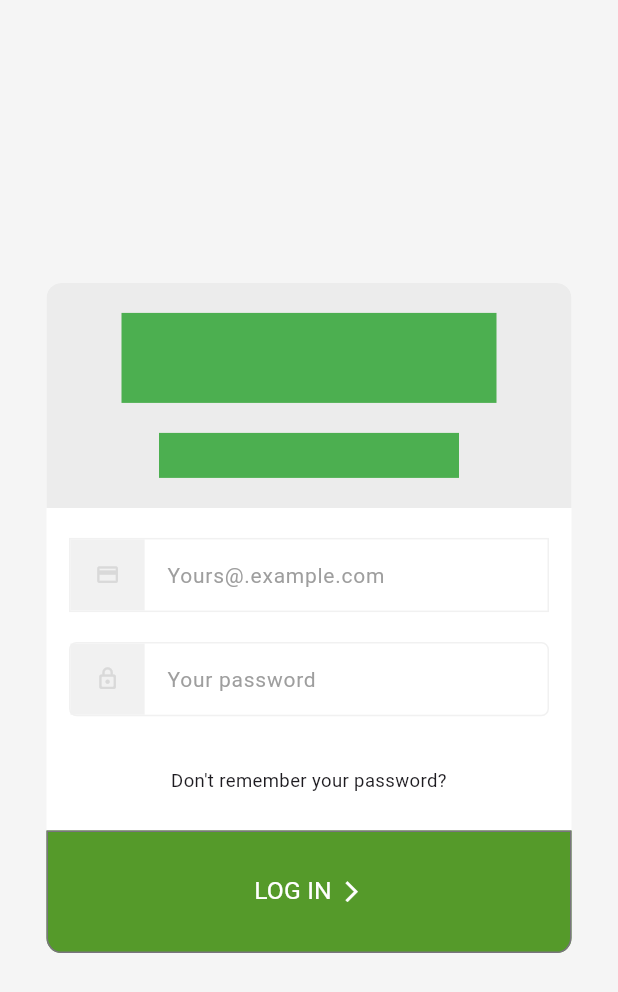
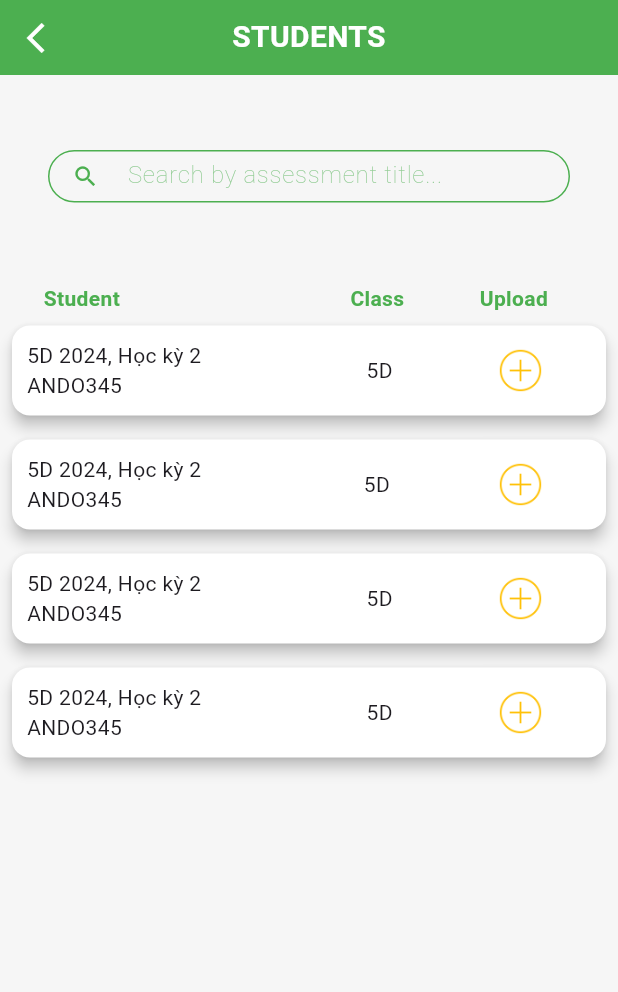
Before and after one commit to tlamabc/prototype_flutter_job, a Flutter app: the screen it shows after launch, on a phone screen of 412 x 824 dp. Shown: the top 992 px of the screen. Run offline on Flutter 3.47's test engine with Material 3 defaults, Android fonts, the phone set to English and light mode, and no system bars.

Commit message:
student dao dien

```diff
--- a/lib/features/assessment_page.dart
+++ b/lib/features/assessment_page.dart
@@ -80,6 +80,10 @@ class _AssessmentsState extends State<Assessments> {
                       ),
                       child: TextField(
                         decoration: InputDecoration(
+                          hintStyle: TextStyle(
+                            color: Colors.green, // Màu xanh lá
+                            fontSize: 14.0, // Kích thước chữ nhỏ
+                          ),
                           isDense: true,
                           hintText: "Search by assessment title...",
                           border: InputBorder.none,
@@ -152,6 +156,7 @@ class _AssessmentsState extends State<Assessments> {
   }
   Widget _assessmentCard(Assessment assessment) {
     return Card(
+      elevation: 4,
       color: Colors.white,
       margin: const EdgeInsets.all(8.0),
       child: Padding(
--- /dev/null
+++ b/lib/features/students/students_page.dart
@@ -0,0 +1,243 @@
+import 'package:flutter/cupertino.dart';
+import 'package:flutter/material.dart';
+import 'package:flutter/widgets.dart';
+import 'package:intl/intl.dart'; // Để định dạng ngày tháng
+
+class Students {
+  const Students({
+    required this.title,
+    required this.className,
+    required this.date,
+    required this.ando,
+
+  });
+  final String ando;
+  final String title;
+  final String className;
+  final DateTime date;
+}
+
+class students extends StatefulWidget {
+  const students({Key? key}) : super(key: key);
+
+  @override
+  State<students> createState() => _StudentsState();
+}
+
+class _StudentsState extends State<students> {
+  List<Students>  _students = [
+    Students(title: "5D 2024, Học kỳ 2", className: "5D", date: DateTime(2024, 5, 2), ando: "ANDO345"),
+    Students(title: "5D 2024, Học kỳ 2", className: "5D ", date: DateTime(2024, 5, 2),ando: "ANDO345"),
+    Students(title: "5D 2024, Học kỳ 2", className: "5D", date: DateTime(2024, 5, 2),ando: "ANDO345"),
+    Students(title: "5D 2024, Học kỳ 2", className: "5D", date: DateTime(2024, 5, 2),ando: "ANDO345"),
+    // ... thêm các dữ liệu khác nếu cần
+  ];
+
+  String _searchText = ""; // Để tìm kiếm chức năng
+
+  @override
+  Widget build(BuildContext context) {
+    // Lấy kích thước của màn hình
+    Size screenSize = MediaQuery.of(context).size;
+
+    // Kiểm tra nếu là máy tính (web)
+    bool isWeb = screenSize.width > 600;
+
+    // Thiết lập kích thước cho widget dựa trên điều kiện
+    double widgetWidth = isWeb ? 400 : screenSize.width;
+
+    return Scaffold(
+      body:Center(
+        child: Container(
+          height: screenSize.height,
+          width: widgetWidth,
+          color: Color(0xFFF6F6F6),
+          child: SingleChildScrollView(
+            child: Column(
+              children: [
+                Container(
+                  color: Colors.green,
+                  margin: EdgeInsets.only(bottom: 50),
+                  height: 50,
+                  width: widgetWidth,
+                    child: Stack  (
+                      children: [
+                        Align(
+                          alignment: Alignment.centerLeft,
+                          child: IconButton(
+                            icon: Icon(Icons.arrow_back_ios_outlined),
+                            color: Colors.white,
+                            onPressed: () {
+                            Navigator.pop(context);
+                            },
+                          ),
+                        ),
+                        Align(
+                          alignment: Alignment.center,
+                          child: Text(
+                            "STUDENTS",
+                            textAlign: TextAlign.center,
+                            style: TextStyle(
+                              color: Colors.white,
+                              fontSize: 20.0,
+                              fontWeight: FontWeight.bold,
+                            ),
+                          ),
+                        ),
+                      ],
+                    ),
+                  ),
+                Padding(
+                  padding: const EdgeInsets.symmetric(horizontal: 32),
+                  child: Container(
+                    alignment: Alignment.centerLeft,
+                    margin: EdgeInsets.only(bottom: 30),
+                    height: 35,
+                    decoration: BoxDecoration(
+                      borderRadius: BorderRadius.circular(20),
+                      border: Border.all(color: Colors.green),
+                    ),
+                    child: TextField(
+                      decoration: InputDecoration(
+                        hintStyle: TextStyle(
+                          color: Colors.green.withOpacity(0.6),
+                          fontWeight: FontWeight.w100,// Kích thước chữ nhỏ
+                        ),
+                        isDense: true,
+                        hintText: "Search by assessment title...",
+                        border: InputBorder.none,
+                        prefixIcon: Icon(Icons.search, color: Colors.green),
+                      ),
+                      onChanged: (text) {
+                        setState(() {
+                          _searchText = text.toLowerCase(); // Tìm kiếm không phân biệt chữ hoa chữ thường
+                        });
+                      },
+                    ),
+                  ),
+                ),
+
+
+                Padding(
+                  padding: const EdgeInsets.only(left: 24, right: 24,top: 24,bottom: 0),
+                  child: Row(
+                    mainAxisAlignment: MainAxisAlignment.spaceBetween,
+                    children: [
+                      Expanded (
+                        flex: 2,
+                        child: Container(
+                          margin: EdgeInsets.only(left: 5),
+                          child: Text(
+                            'Student',
+                            style: TextStyle(
+                              color: Colors.green,
+                              fontWeight: FontWeight.bold,
+                            ),
+                          ),
+                        ),
+                      ),
+                      Expanded(
+                        child: Container(
+                          alignment: Alignment.center,
+                          child: Text(
+                            'Class',
+                            style: TextStyle(
+                              color: Colors.green,
+                              fontWeight: FontWeight.bold,
+                            ),
+                          ),
+                        ),
+                      ),
+                      Expanded(
+                        child: Container(
+                          alignment: Alignment.center,
+                          child: Text(
+                            'Upload',
+                            style: TextStyle(
+                              color: Colors.green,
+                              fontWeight: FontWeight.bold,
+                            ),
+                          ),
+                        ),
+                      ),
+                    ],
+                  ),
+                ),
+                // Các thẻ đánh giá hiện có của bạn
+                for (final students in _students)
+                  _studentsCard(students),
+              ],
+            ),
+          ),
+        ),
+      ),
+    );
+  }
+  Widget _studentsCard(Students students) {
+    return Card(
+      elevation: 4,
+      color: Colors.white,
+      margin: const EdgeInsets.all(8.0),
+      child: Padding(
+        padding: const EdgeInsets.all(10),
+        child: Row(
+          children: [
+            Expanded(
+              flex: 2,
+              child: Container(
+                  alignment: Alignment.centerLeft,
+                  child: Column(
+                    crossAxisAlignment: CrossAxisAlignment.start,
+                    children: [
+                      Text(students.title),
+                      Text(students.ando),
+                    ],
+                  )),
+            ),
+            Expanded(
+              flex: 1,
+              child: Container(
+                  alignment: Alignment.center,
+                  child: Text(students.className)),
+            ),
+            Expanded(
+              flex: 1,
+              child: Stack(
+                children: [
+                  ///nếu có dữ liệu véion thì hiện 2 container này lên
+                  // Container(
+                  //   height: 45,
+                  //     alignment: Alignment.center,
+                  //     child: Text(
+                  ///số vesion sẽ hiển thị vào text này
+                  //       '3',
+                  //       style: TextStyle(
+                  //         fontWeight: FontWeight.bold,
+                  //       color: Colors.green,
+                  //     ),
+                  //     ),
+                  //   ),
+                  /// ảnh document hiển thị cùng với số vesion
+                  // Container(
+                  //   alignment: Alignment.center,
+                  //   child: Image.asset('assets/img/icons8_document_64.png',height: 45,color: Colors.green,), // Đường dẫn đến hình ảnh
+                  // ),
+                  Container(
+                    alignment: Alignment.center,
+                    child: Image.asset('assets/img/icons8_plus_50.png',width: 30,color: Colors.amber,), // Đường dẫn đến hình ảnh
+                  ),
+                ],
+              ),
+            ),
+          ],
+        ),
+      ),
+    );
+  }
+}
+extension DateTimeExtensions on DateTime {
+  String formatDate() {
+    final formatter = DateFormat("dd/MM/yyyy");
+    return formatter.format(this);
+  }
+}
--- a/lib/main.dart
+++ b/lib/main.dart
@@ -1,5 +1,6 @@
 import 'package:flutter/material.dart';
 import 'package:prototype/features//log_in/login_page.dart';
+import 'package:prototype/features/students/students_page.dart';
 
 void main() {
   runApp(const MyApp());
@@ -16,7 +17,7 @@ class MyApp extends StatelessWidget {
       theme: ThemeData(
         primarySwatch: Colors.blue,
       ),
-      home: const MyLogin(),
+      home: const students(),
     );
   }
 }
```
Also changed, not shown: pubspec.yaml (+3 -6 lines), assets/img/icons8_document_64.png (added), assets/img/icons8_plus_50.png (added), assets/img/logo.png (renamed from assets/logo.png).
